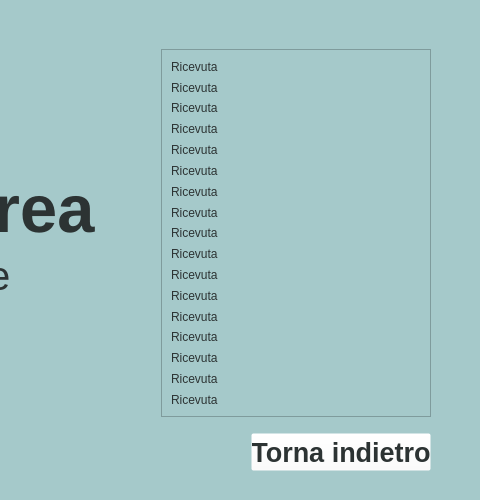
Before: the Qt Designer form UI/SportArea-V_Ricevute.ui in NicolaB01/SportArea, drawn with Qt 5; both pictures show x 300 to 780 and y 0 to 500 of the 780 by 500 pixel window.
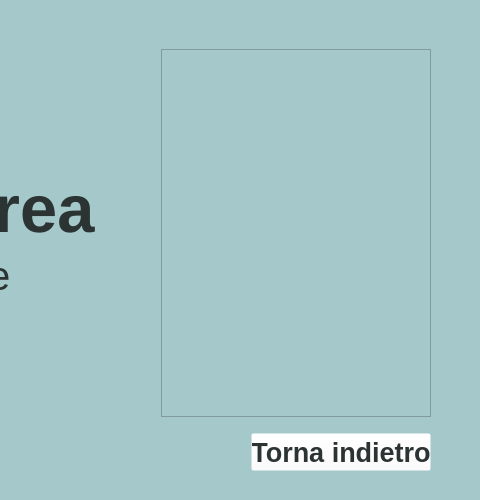
After: the same form once the commit is applied. Icons and pictures are not drawn.

```diff
--- a/UI/SportArea-V_Ricevute.ui
+++ b/UI/SportArea-V_Ricevute.ui
@@ -204,199 +204,11 @@
                 <rect>
                  <x>0</x>
                  <y>0</y>
-                 <width>253</width>
-                 <height>475</height>
+                 <width>268</width>
+                 <height>324</height>
                 </rect>
                </property>
-               <layout class="QVBoxLayout" name="verticalLayout">
-                <item>
-                 <widget class="QLabel" name="label_ricevuta">
-                  <property name="styleSheet">
-                   <string notr="true">font: 16px bold &quot;Arial&quot;;
-color:rgb(44, 51, 51);</string>
-                  </property>
-                  <property name="text">
-                   <string>Ricevuta</string>
-                  </property>
-                 </widget>
-                </item>
-                <item>
-                 <widget class="QLabel" name="label_6">
-                  <property name="styleSheet">
-                   <string notr="true">font: 16px bold &quot;Arial&quot;;
-color:rgb(44, 51, 51);</string>
-                  </property>
-                  <property name="text">
-                   <string>Ricevuta</string>
-                  </property>
-                 </widget>
-                </item>
-                <item>
-                 <widget class="QLabel" name="label_7">
-                  <property name="styleSheet">
-                   <string notr="true">font: 16px bold &quot;Arial&quot;;
-color:rgb(44, 51, 51);</string>
-                  </property>
-                  <property name="text">
-                   <string>Ricevuta</string>
-                  </property>
-                 </widget>
-                </item>
-                <item>
-                 <widget class="QLabel" name="label_21">
-                  <property name="styleSheet">
-                   <string notr="true">font: 16px bold &quot;Arial&quot;;
-color:rgb(44, 51, 51);</string>
-                  </property>
-                  <property name="text">
-                   <string>Ricevuta</string>
-                  </property>
-                 </widget>
-                </item>
-                <item>
-                 <widget class="QLabel" name="label_15">
-                  <property name="styleSheet">
-                   <string notr="true">font: 16px bold &quot;Arial&quot;;
-color:rgb(44, 51, 51);</string>
-                  </property>
-                  <property name="text">
-                   <string>Ricevuta</string>
-                  </property>
-                 </widget>
-                </item>
-                <item>
-                 <widget class="QLabel" name="label_12">
-                  <property name="styleSheet">
-                   <string notr="true">font: 16px bold &quot;Arial&quot;;
-color:rgb(44, 51, 51);</string>
-                  </property>
-                  <property name="text">
-                   <string>Ricevuta</string>
-                  </property>
-                 </widget>
-                </item>
-                <item>
-                 <widget class="QLabel" name="label_9">
-                  <property name="styleSheet">
-                   <string notr="true">font: 16px bold &quot;Arial&quot;;
-color:rgb(44, 51, 51);</string>
-                  </property>
-                  <property name="text">
-                   <string>Ricevuta</string>
-                  </property>
-                 </widget>
-                </item>
-                <item>
-                 <widget class="QLabel" name="label_20">
-                  <property name="styleSheet">
-                   <string notr="true">font: 16px bold &quot;Arial&quot;;
-color:rgb(44, 51, 51);</string>
-                  </property>
-                  <property name="text">
-                   <string>Ricevuta</string>
-                  </property>
-                 </widget>
-                </item>
-                <item>
-                 <widget class="QLabel" name="label_17">
-                  <property name="styleSheet">
-                   <string notr="true">font: 16px bold &quot;Arial&quot;;
-color:rgb(44, 51, 51);</string>
-                  </property>
-                  <property name="text">
-                   <string>Ricevuta</string>
-                  </property>
-                 </widget>
-                </item>
-                <item>
-                 <widget class="QLabel" name="label_14">
-                  <property name="styleSheet">
-                   <string notr="true">font: 16px bold &quot;Arial&quot;;
-color:rgb(44, 51, 51);</string>
-                  </property>
-                  <property name="text">
-                   <string>Ricevuta</string>
-                  </property>
-                 </widget>
-                </item>
-                <item>
-                 <widget class="QLabel" name="label_11">
-                  <property name="styleSheet">
-                   <string notr="true">font: 16px bold &quot;Arial&quot;;
-color:rgb(44, 51, 51);</string>
-                  </property>
-                  <property name="text">
-                   <string>Ricevuta</string>
-                  </property>
-                 </widget>
-                </item>
-                <item>
-                 <widget class="QLabel" name="label_8">
-                  <property name="styleSheet">
-                   <string notr="true">font: 16px bold &quot;Arial&quot;;
-color:rgb(44, 51, 51);</string>
-                  </property>
-                  <property name="text">
-                   <string>Ricevuta</string>
-                  </property>
-                 </widget>
-                </item>
-                <item>
-                 <widget class="QLabel" name="label_22">
-                  <property name="styleSheet">
-                   <string notr="true">font: 16px bold &quot;Arial&quot;;
-color:rgb(44, 51, 51);</string>
-                  </property>
-                  <property name="text">
-                   <string>Ricevuta</string>
-                  </property>
-                 </widget>
-                </item>
-                <item>
-                 <widget class="QLabel" name="label_19">
-                  <property name="styleSheet">
-                   <string notr="true">font: 16px bold &quot;Arial&quot;;
-color:rgb(44, 51, 51);</string>
-                  </property>
-                  <property name="text">
-                   <string>Ricevuta</string>
-                  </property>
-                 </widget>
-                </item>
-                <item>
-                 <widget class="QLabel" name="label_16">
-                  <property name="styleSheet">
-                   <string notr="true">font: 16px bold &quot;Arial&quot;;
-color:rgb(44, 51, 51);</string>
-                  </property>
-                  <property name="text">
-                   <string>Ricevuta</string>
-                  </property>
-                 </widget>
-                </item>
-                <item>
-                 <widget class="QLabel" name="label_13">
-                  <property name="styleSheet">
-                   <string notr="true">font: 16px bold &quot;Arial&quot;;
-color:rgb(44, 51, 51);</string>
-                  </property>
-                  <property name="text">
-                   <string>Ricevuta</string>
-                  </property>
-                 </widget>
-                </item>
-                <item>
-                 <widget class="QLabel" name="label_10">
-                  <property name="styleSheet">
-                   <string notr="true">font: 16px bold &quot;Arial&quot;;
-color:rgb(44, 51, 51);</string>
-                  </property>
-                  <property name="text">
-                   <string>Ricevuta</string>
-                  </property>
-                 </widget>
-                </item>
-               </layout>
+               <layout class="QVBoxLayout" name="verticalLayout"/>
               </widget>
              </widget>
             </item>
```
